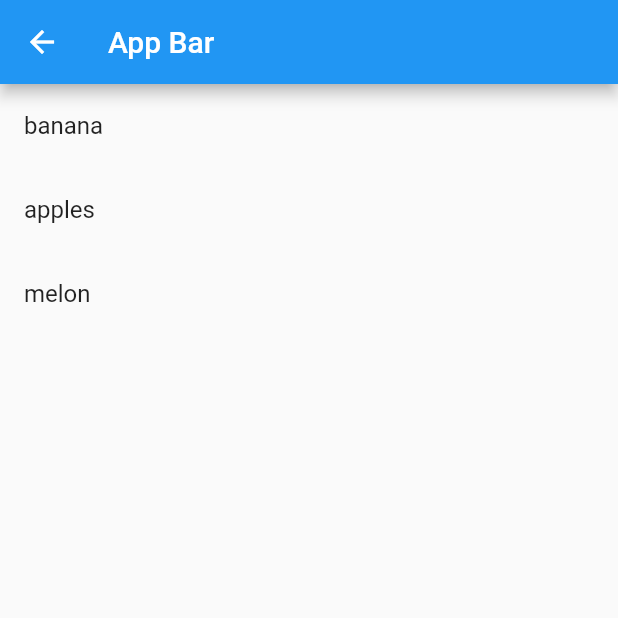
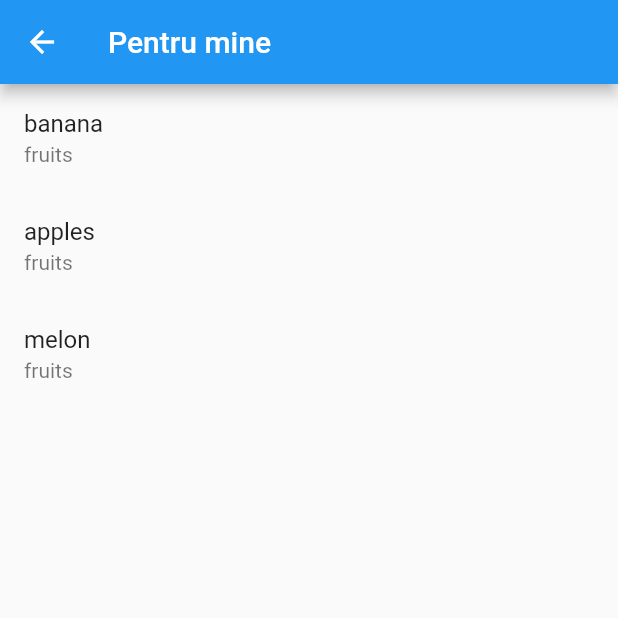
Before and after one commit to dumitriucristian/foodApp, a Flutter app: the SecondPage screen opened directly, on a phone screen of 412 x 824 dp, the top half of it. Run offline on Flutter 3.47's test engine with Material 2 defaults, Android fonts, the phone set to English and light mode, and no system bars; our stand-ins replace get.

```diff
--- a/lib/Views/SecondPage.dart
+++ b/lib/Views/SecondPage.dart
@@ -15,7 +15,7 @@ class SecondPage extends StatelessWidget {
             ctrl.clearTextInput();
           },
         ),
-        title: Text('App Bar'),
+        title: Text('Pentru mine'),
       ),
       body: Column(
         children: [
@@ -24,7 +24,10 @@ class SecondPage extends StatelessWidget {
               builder: (_) => ListView.builder(
                 itemCount: ctrl.foodList.length,
                 itemBuilder: (BuildContext context, int index) {
-                  return ListTile(title: Text(ctrl.foodList[index].name));
+                  return ListTile(
+                    title: Text(ctrl.foodList[index].name),
+                    subtitle: Text(ctrl.foodList[index].type),
+                  );
                 },
               ),
             ),
```
